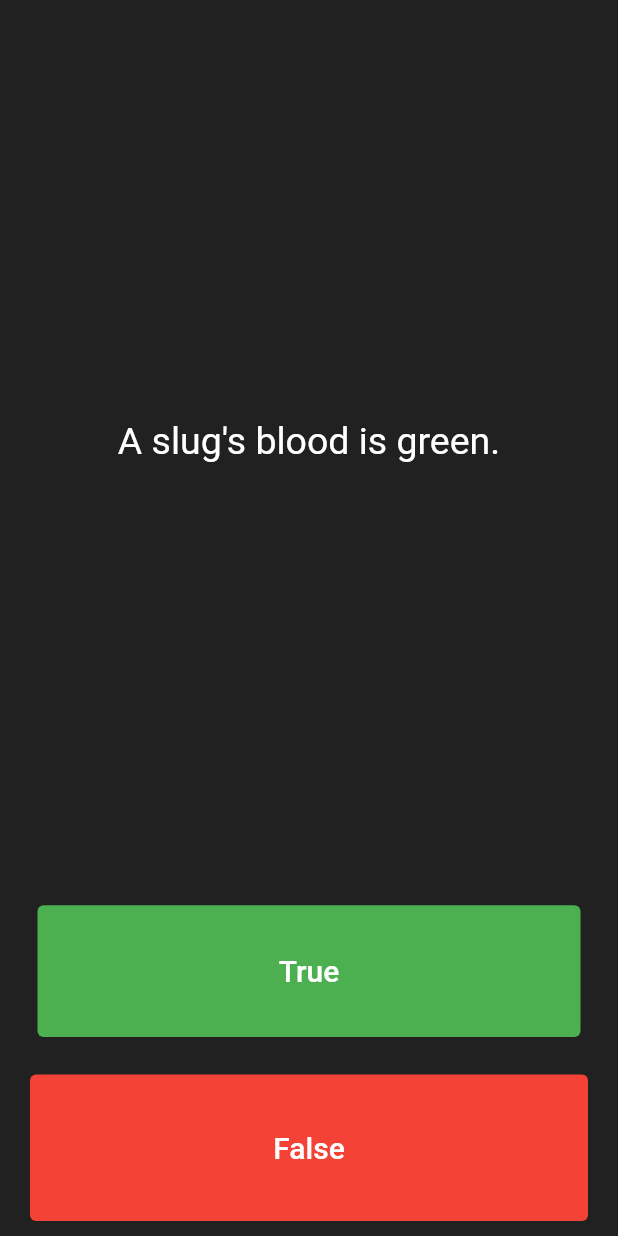
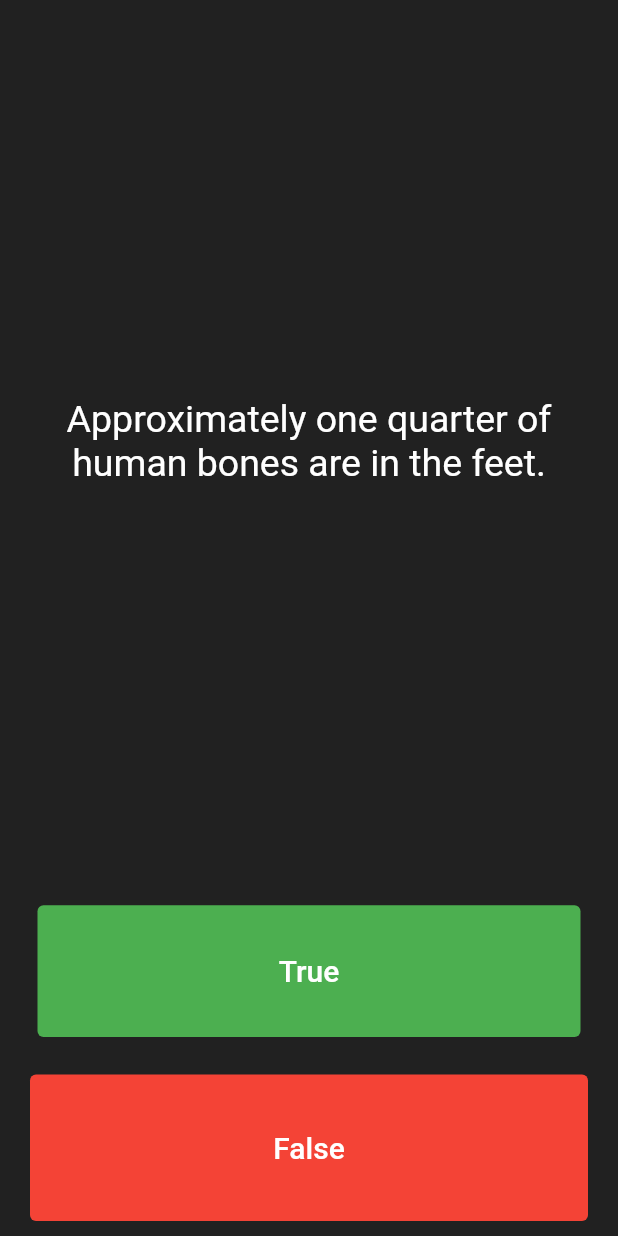
Before and after one commit to ginoliza/flutter_quizzler, a Flutter app: the screen it shows after launch, after a tap on "True", after a tap on "False", on a phone screen of 412 x 824 dp. Run offline on Flutter 3.47's test engine with Material 2 defaults, Android fonts, the phone set to English and light mode, and no system bars.

Commit message:
incompleto... continuar

```diff
--- a/lib/main.dart
+++ b/lib/main.dart
@@ -1,9 +1,11 @@
 import 'package:flutter/material.dart';
-import 'question.dart';
+import 'quizzBrain.dart';
 
 void main() {
   runApp(const Quizzler());
 }
+
+QuizzBrain quizzBrain = QuizzBrain();
 
 class Quizzler extends StatelessWidget {
   const Quizzler({super.key});
@@ -34,20 +36,6 @@ class QuizPage extends StatefulWidget {
 
 class _QuizPageState extends State<QuizPage> {
   List<Icon> scoreKeeper = [];
-  /*List<String> questions = [
-    'You can lead a cow down stairs but not up stairs.',
-    'Approximately one quarter of human bones are in the feet.',
-    'A slug\'s blood is green.'
-  ];
-  List<bool> answers = [false, true, true];*/
-
-  List<Question> questionBank = [
-    Question(q: 'You can lead a cow down stairs but not up stairs.', a: false),
-    Question(
-        q: 'Approximately one quarter of human bones are in the feet.',
-        a: true),
-    Question(q: 'A slug\'s blood is green.', a: true),
-  ];
 
   int questionNumber = 0;
 
@@ -61,7 +49,8 @@ class _QuizPageState extends State<QuizPage> {
             padding: EdgeInsets.all(10.0),
             child: Center(
               child: Text(
-                questionBank[questionNumber % questionBank.length].questionText,
+                //Here goes the question
+                quizzBrain.questionBank[questionNumber].questionText,
                 style: TextStyle(
                   color: Colors.white,
                   fontSize: 25.0,
@@ -81,14 +70,12 @@ class _QuizPageState extends State<QuizPage> {
               onPressed: () {
                 print("True got pressed");
                 bool correctAnswer =
-                    questionBank[questionNumber % questionBank.length]
-                        .questionAnswer;
+                    quizzBrain.questionBank[questionNumber].questionAnswer;
                 if (correctAnswer == true) {
                   print("correct!");
                 } else {
                   print("wrong");
                 }
-
                 setState(() {
                   questionNumber += 1;
                 });
@@ -115,8 +102,7 @@ class _QuizPageState extends State<QuizPage> {
               onPressed: () {
                 print("False got pressed\n$questionNumber");
                 bool correctAnswer =
-                    questionBank[questionNumber % questionBank.length]
-                        .questionAnswer;
+                    quizzBrain.questionBank[questionNumber].questionAnswer;
                 if (correctAnswer == false) {
                   print("correct!");
                 } else {
--- a/lib/question.dart
+++ b/lib/question.dart
@@ -2,7 +2,7 @@ class Question {
   String questionText = '';
   bool questionAnswer = true;
 
-  Question({String q = '', bool a = true}) {
+  Question(String q, bool a) {
     questionText = q;
     questionAnswer = a;
   }
--- /dev/null
+++ b/lib/quizzBrain.dart
@@ -0,0 +1,31 @@
+import 'question.dart';
+
+class QuizzBrain {
+  List<Question> questionBank = [
+    Question('Some cats are actually allergic to humans', true),
+    Question('You can lead a cow down stairs but not up stairs.', false),
+    Question('Approximately one quarter of human bones are in the feet.', true),
+    Question('A slug\'s blood is green.', true),
+    Question('Buzz Aldrin\'s mother\'s maiden name was \"Moon\".', true),
+    Question('It is illegal to pee in the Ocean in Portugal.', true),
+    Question(
+        'No piece of square dry paper can be folded in half more than 7 times.',
+        false),
+    Question(
+        'In London, UK, if you happen to die in the House of Parliament, you are technically entitled to a state funeral, because the building is considered too sacred a place.',
+        true),
+    Question(
+        'The loudest sound produced by any animal is 188 decibels. That animal is the African Elephant.',
+        false),
+    Question(
+        'The total surface area of two human lungs is approximately 70 square metres.',
+        true),
+    Question('Google was originally called \"Backrub\".', true),
+    Question(
+        'Chocolate affects a dog\'s heart and nervous system; a few ounces are enough to kill a small dog.',
+        true),
+    Question(
+        'In West Virginia, USA, if you accidentally hit an animal with your car, you are free to take it home to eat.',
+        true),
+  ];
+}
```
